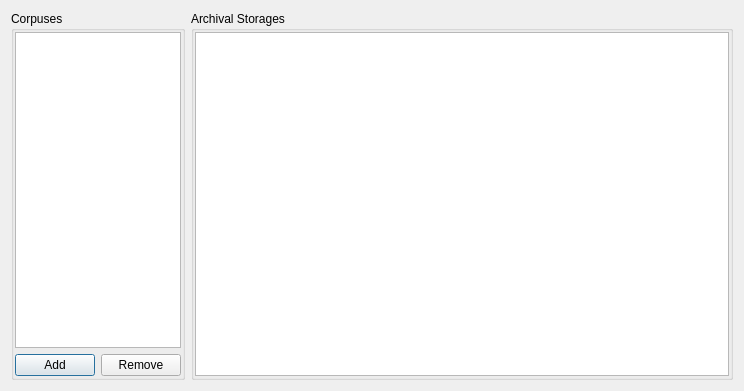
Old version of the form dialogs/structuredialog.ui in the repository caxapyk/TPointer.
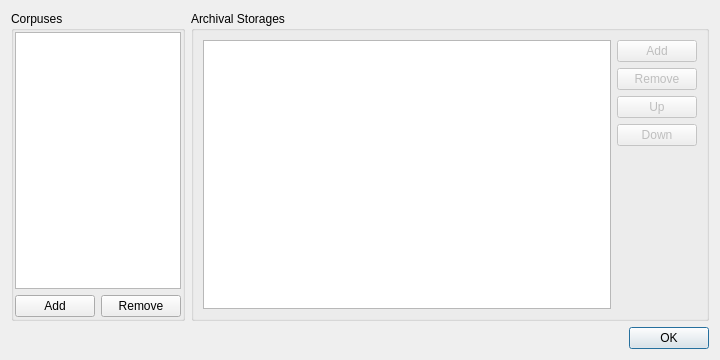
New version of the form. Icons and pictures are not drawn.

Commit message: structure dialog in progress

```diff
--- a/dialogs/structuredialog.ui
+++ b/dialogs/structuredialog.ui
@@ -6,8 +6,8 @@
    <rect>
     <x>0</x>
     <y>0</y>
-    <width>744</width>
-    <height>391</height>
+    <width>720</width>
+    <height>360</height>
    </rect>
   </property>
   <property name="windowTitle">
@@ -17,6 +17,8 @@
    <iconset resource="../resources.qrc">
     <normaloff>:/icons/icon.png</normaloff>:/icons/icon.png</iconset>
   </property>
+  <layout class="QVBoxLayout" name="verticalLayout_3">
+   <item>
   <layout class="QHBoxLayout" name="horizontalLayout">
    <item>
     <widget class="QGroupBox" name="groupBox">
@@ -89,23 +91,71 @@
      <property name="title">
       <string>Archival Storages</string>
      </property>
+       <layout class="QHBoxLayout" name="horizontalLayout_2">
+        <item>
+         <widget class="QTableView" name="tV_storages">
+          <property name="selectionBehavior">
+           <enum>QAbstractItemView::SelectItems</enum>
+          </property>
+         </widget>
+        </item>
+        <item>
      <layout class="QVBoxLayout" name="verticalLayout_2">
-      <property name="leftMargin">
-       <number>1</number>
-      </property>
-      <property name="topMargin">
-       <number>1</number>
-      </property>
-      <property name="rightMargin">
-       <number>1</number>
-      </property>
-      <property name="bottomMargin">
-       <number>1</number>
-      </property>
+          <property name="sizeConstraint">
+           <enum>QLayout::SetDefaultConstraint</enum>
+          </property>
+          <item>
+           <widget class="QPushButton" name="pB_storageAdd">
+            <property name="enabled">
+             <bool>false</bool>
+            </property>
+            <property name="text">
+             <string>Add</string>
+            </property>
+           </widget>
+          </item>
+          <item>
+           <widget class="QPushButton" name="pB_storageRemove">
+            <property name="enabled">
+             <bool>false</bool>
+            </property>
+            <property name="text">
+             <string>Remove</string>
+            </property>
+           </widget>
+          </item>
       <item>
-       <widget class="QTableView" name="tV_storages"/>
-      </item>
-     </layout>
+           <widget class="QPushButton" name="pB_storageUp">
+            <property name="enabled">
+             <bool>false</bool>
+            </property>
+            <property name="text">
+             <string>Up</string>
+            </property>
+           </widget>
+          </item>
+          <item alignment="Qt::AlignTop">
+           <widget class="QPushButton" name="pB_storageDown">
+            <property name="enabled">
+             <bool>false</bool>
+            </property>
+            <property name="text">
+             <string>Down</string>
+            </property>
+           </widget>
+          </item>
+         </layout>
+        </item>
+       </layout>
+      </widget>
+     </item>
+    </layout>
+   </item>
+   <item>
+    <widget class="QDialogButtonBox" name="buttonBox">
+     <property name="standardButtons">
+      <set>QDialogButtonBox::Ok</set>
+     </property>
     </widget>
    </item>
   </layout>
```
Lines whose indentation alone changed are shown as unchanged. The commit also changes 5 other files.
